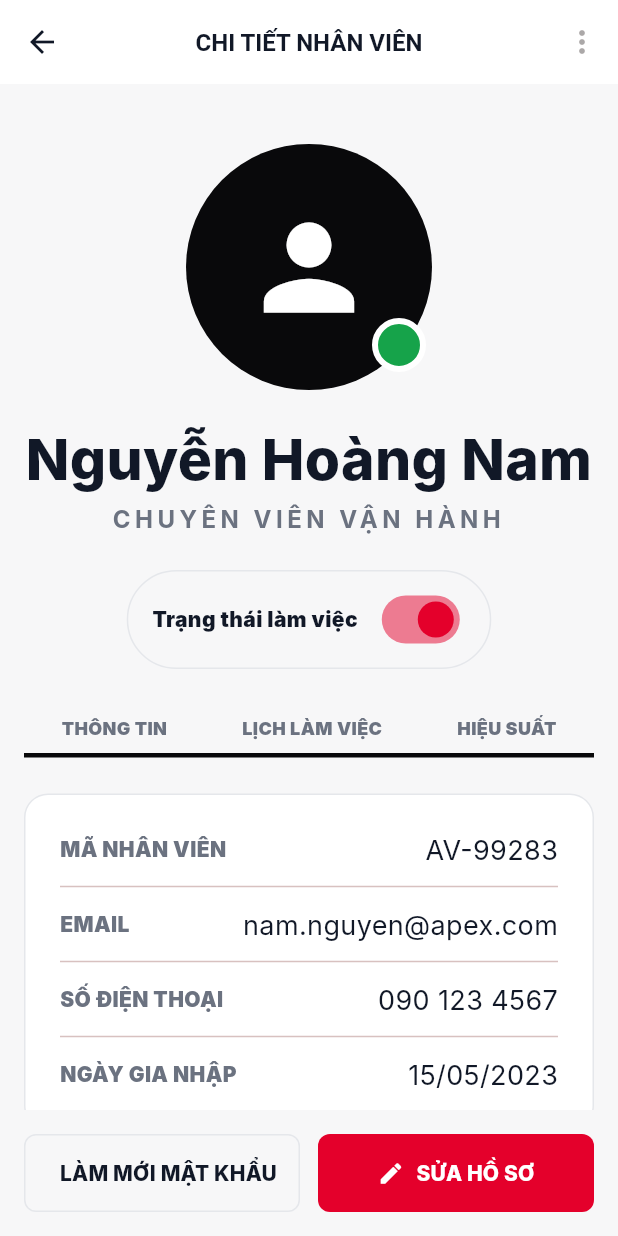
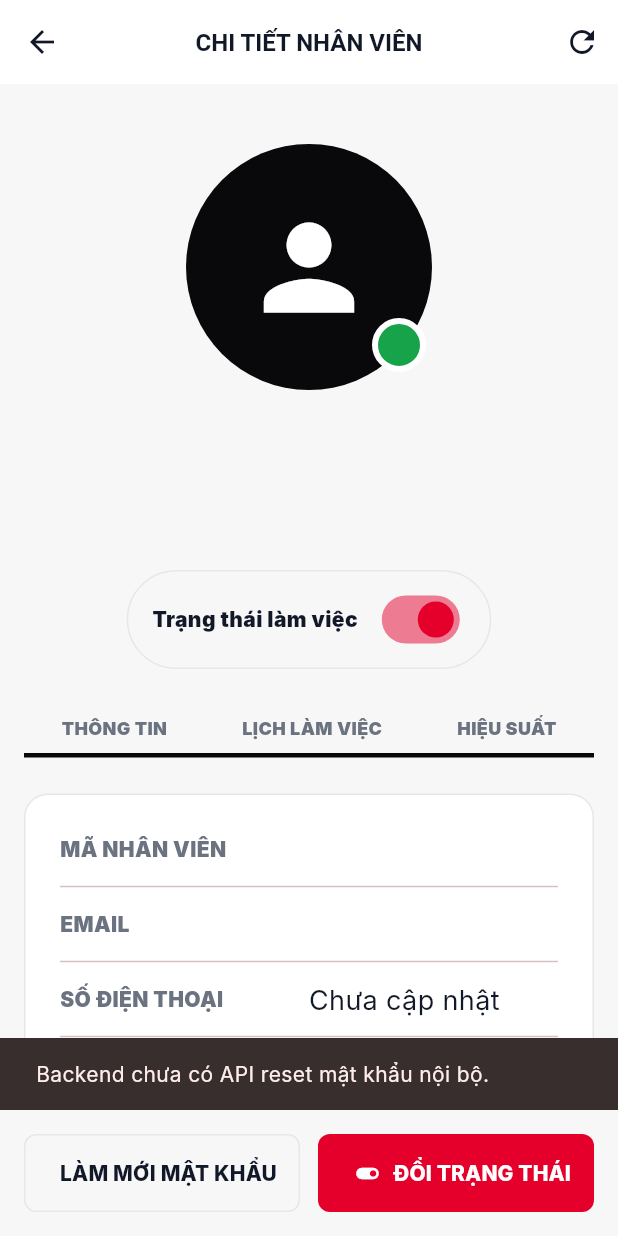
Before and after one commit to TranVanQuyet04/Sport-shop, a Flutter app: the AdminStaffDetailPage screen opened directly with empty values, after a tap on "LÀM MỚI MẬT KHẨU", on a phone screen of 412 x 824 dp. Run offline on Flutter 3.47's test engine with Material 3 defaults, Android fonts, the phone set to English and light mode, and no system bars; our stand-ins replace dio, flutter_riverpod, flutter_secure_storage, go_router; accounts and stored records are empty; network calls fail; Roboto replaces fonts that are missing (Inter).

Commit message:
nối Admin Staff Detail với API thật

```diff
--- a/mobile/lib/controller/admin/admin_catalog_controller.dart
+++ b/mobile/lib/controller/admin/admin_catalog_controller.dart
@@ -15,6 +15,7 @@ class AdminCatalogController extends ChangeNotifier {
   List<AdminCategoryModel> categories = const [];
   List<AdminBrandModel> brands = const [];
   List<AdminUserModel> users = const [];
+  AdminUserModel? selectedUser;
   bool isLoading = false;
   bool isSubmitting = false;
   String? errorMessage;
@@ -130,6 +131,10 @@ class AdminCatalogController extends ChangeNotifier {
   Future<void> loadUsers() =>
       _load(() async => users = await adminCatalogRepository.getUsers());
 
+  Future<void> loadUserDetail(String id) => _load(
+    () async => selectedUser = await adminCatalogRepository.getUserDetail(id),
+  );
+
   Future<bool> saveUser({
     String? id,
     required String fullName,
@@ -158,6 +163,7 @@ class AdminCatalogController extends ChangeNotifier {
           roleName: roleName,
           status: status,
         );
+        selectedUser = await adminCatalogRepository.getUserDetail(id);
       }
       users = await adminCatalogRepository.getUsers();
     });
--- a/mobile/lib/repository/admin/admin_catalog_repository.dart
+++ b/mobile/lib/repository/admin/admin_catalog_repository.dart
@@ -83,6 +83,8 @@ abstract interface class AdminCatalogRepository {
 
   Future<List<AdminUserModel>> getUsers();
 
+  Future<AdminUserModel> getUserDetail(String id);
+
   Future<AdminUserModel> createUser({
     required String fullName,
     required String email,
--- a/mobile/lib/repository/admin/admin_catalog_repository_impl.dart
+++ b/mobile/lib/repository/admin/admin_catalog_repository_impl.dart
@@ -176,6 +176,10 @@ class AdminCatalogRepositoryImpl implements AdminCatalogRepository {
   Future<List<AdminUserModel>> getUsers() => _adminCatalogService.getUsers();
 
   @override
+  Future<AdminUserModel> getUserDetail(String id) =>
+      _adminCatalogService.getUserDetail(id);
+
+  @override
   Future<AdminUserModel> createUser({
     required String fullName,
     required String email,
--- a/mobile/lib/service/admin/admin_catalog_service.dart
+++ b/mobile/lib/service/admin/admin_catalog_service.dart
@@ -83,6 +83,8 @@ abstract interface class AdminCatalogService {
   Future<void> deleteBrand(String id);
 
   Future<List<AdminUserModel>> getUsers();
+
+  Future<AdminUserModel> getUserDetail(String id);
 
   Future<AdminUserModel> createUser({
     required String fullName,
@@ -328,6 +330,12 @@ class AdminCatalogApiService implements AdminCatalogService {
   }
 
   @override
+  Future<AdminUserModel> getUserDetail(String id) async {
+    final json = await _apiClient.getJson('/admin/users/$id');
+    return AdminUserModel.fromJson(_parseObject(json));
+  }
+
+  @override
   Future<AdminUserModel> createUser({
     required String fullName,
     required String email,
--- a/mobile/lib/view/admin/admin_staff_detail_page.dart
+++ b/mobile/lib/view/admin/admin_staff_detail_page.dart
@@ -1,96 +1,282 @@
 import 'package:flutter/material.dart';
 import 'package:go_router/go_router.dart';
 
+import '../../controller/admin/admin_catalog_controller.dart';
 import '../../core/constants/app_spacing.dart';
+import '../../core/di/app_dependencies.dart';
 import '../../core/theme/app_colors.dart';
 import '../../core/theme/app_text_styles.dart';
 import '../../core/widgets/app_button.dart';
+import '../../core/widgets/app_state.dart';
+import '../../model/admin/admin_lookup_model.dart';
 
-class AdminStaffDetailPage extends StatelessWidget {
+class AdminStaffDetailPage extends StatefulWidget {
   const AdminStaffDetailPage({super.key, required this.staffId});
 
   final String staffId;
 
   @override
+  State<AdminStaffDetailPage> createState() => _AdminStaffDetailPageState();
+}
+
+class _AdminStaffDetailPageState extends State<AdminStaffDetailPage> {
+  late final AdminCatalogController _controller = AdminCatalogController(
+    adminCatalogRepository: AppDependencies.instance.adminCatalogRepository,
+  );
+
+  @override
+  void initState() {
+    super.initState();
+    _controller.addListener(_onControllerChanged);
+    _controller.loadUserDetail(widget.staffId);
+  }
+
+  @override
+  void dispose() {
+    _controller
+      ..removeListener(_onControllerChanged)
+      ..dispose();
+    super.dispose();
+  }
+
+  void _onControllerChanged() {
+    if (mounted) {
+      setState(() {});
+    }
+  }
+
+  Future<void> _toggleStatus(bool status) async {
+    final user = _controller.selectedUser;
+    if (user == null) {
+      return;
+    }
+    final success = await _controller.saveUser(
+      id: user.id,
+      fullName: user.fullName,
+      email: user.email,
+      phoneNumber: user.phoneNumber,
+      password: '',
+      confirmPassword: '',
+      roleName: user.roleName,
+      status: status,
+    );
+    if (!mounted) {
+      return;
+    }
+    ScaffoldMessenger.of(context).showSnackBar(
+      SnackBar(
+        content: Text(
+          success
+              ? 'Đã cập nhật trạng thái nhân viên.'
+              : (_controller.errorMessage ?? 'Chưa cập nhật được trạng thái.'),
+        ),
+      ),
+    );
+  }
+
+  @override
   Widget build(BuildContext context) {
+    final user = _controller.selectedUser;
     return Scaffold(
       appBar: AppBar(
-        leading: IconButton(onPressed: context.pop, icon: const Icon(Icons.arrow_back)),
+        leading: IconButton(
+          onPressed: context.pop,
+          icon: const Icon(Icons.arrow_back),
+        ),
         title: const Text('CHI TIẾT NHÂN VIÊN'),
         centerTitle: true,
-        actions: const [IconButton(onPressed: null, icon: Icon(Icons.more_vert))],
+        actions: [
+          IconButton(
+            onPressed: _controller.isLoading
+                ? null
+                : () => _controller.loadUserDetail(widget.staffId),
+            icon: const Icon(Icons.refresh),
           ),
-      body: ListView(
+        ],
+      ),
+      body: RefreshIndicator(
+        onRefresh: () => _controller.loadUserDetail(widget.staffId),
+        child: _buildBody(user),
+      ),
+      bottomNavigationBar: user == null
+          ? null
+          : SafeArea(
+              child: Padding(
+                padding: const EdgeInsets.all(AppSpacing.lg),
+                child: Row(
+                  children: [
+                    Expanded(
+                      child: AppButton(
+                        label: 'LÀM MỚI MẬT KHẨU',
+                        variant: AppButtonVariant.outline,
+                        onPressed: () {
+                          ScaffoldMessenger.of(context).showSnackBar(
+                            const SnackBar(
+                              content: Text(
+                                'Backend chưa có API reset mật khẩu nội bộ.',
+                              ),
+                            ),
+                          );
+                        },
+                      ),
+                    ),
+                    const SizedBox(width: AppSpacing.md),
+                    Expanded(
+                      child: AppButton(
+                        label: _controller.isSubmitting
+                            ? 'ĐANG LƯU...'
+                            : 'ĐỔI TRẠNG THÁI',
+                        variant: AppButtonVariant.secondary,
+                        icon: Icons.toggle_on,
+                        onPressed: _controller.isSubmitting
+                            ? null
+                            : () => _toggleStatus(!user.status),
+                      ),
+                    ),
+                  ],
+                ),
+              ),
+            ),
+    );
+  }
+
+  Widget _buildBody(AdminUserModel? user) {
+    if (_controller.isLoading && user == null) {
+      return const AppLoadingState(title: 'Đang tải nhân viên');
+    }
+    if (_controller.errorMessage != null && user == null) {
+      return AppErrorState(
+        title: 'Không tải được nhân viên',
+        message: _controller.errorMessage!,
+        onAction: () => _controller.loadUserDetail(widget.staffId),
+      );
+    }
+    if (user == null) {
+      return const AppEmptyState(title: 'Không có dữ liệu nhân viên');
+    }
+
+    return ListView(
+      physics: const AlwaysScrollableScrollPhysics(),
       padding: const EdgeInsets.all(AppSpacing.lg),
       children: [
         const SizedBox(height: AppSpacing.xl),
         Center(
           child: Stack(
             children: [
-                const CircleAvatar(radius: 82, backgroundColor: AppColors.primary, child: Icon(Icons.person, color: Colors.white, size: 90)),
+              const CircleAvatar(
+                radius: 82,
+                backgroundColor: AppColors.primary,
+                child: Icon(Icons.person, color: Colors.white, size: 90),
+              ),
               Positioned(
                 right: 4,
                 bottom: 12,
                 child: Container(
                   width: 36,
                   height: 36,
-                    decoration: BoxDecoration(color: AppColors.success, shape: BoxShape.circle, border: Border.all(color: Colors.white, width: 4)),
+                  decoration: BoxDecoration(
+                    color: user.status
+                        ? AppColors.success
+                        : AppColors.textSecondary,
+                    shape: BoxShape.circle,
+                    border: Border.all(color: Colors.white, width: 4),
+                  ),
                 ),
               ),
             ],
           ),
         ),
         const SizedBox(height: AppSpacing.xl),
-          Text('Nguyễn Hoàng Nam', textAlign: TextAlign.center, style: AppTextStyles.display.copyWith(fontSize: 38)),
+        Text(
+          user.fullName,
+          textAlign: TextAlign.center,
+          style: AppTextStyles.display.copyWith(fontSize: 38),
+        ),
         const SizedBox(height: AppSpacing.sm),
-          Text('CHUYÊN VIÊN VẬN HÀNH', textAlign: TextAlign.center, style: AppTextStyles.subtitle.copyWith(color: AppColors.textSecondary, letterSpacing: 3)),
+        Text(
+          user.roleName,
+          textAlign: TextAlign.center,
+          style: AppTextStyles.subtitle.copyWith(
+            color: AppColors.textSecondary,
+          ),
+        ),
         const SizedBox(height: AppSpacing.xl),
         Center(
           child: Container(
-              padding: const EdgeInsets.symmetric(horizontal: AppSpacing.lg, vertical: AppSpacing.sm),
-              decoration: BoxDecoration(border: Border.all(color: AppColors.border), borderRadius: BorderRadius.circular(999)),
-              child: Row(mainAxisSize: MainAxisSize.min, children: [
-                Text('Trạng thái làm việc', style: AppTextStyles.body.copyWith(fontWeight: FontWeight.w900)),
+            padding: const EdgeInsets.symmetric(
+              horizontal: AppSpacing.lg,
+              vertical: AppSpacing.sm,
+            ),
+            decoration: BoxDecoration(
+              border: Border.all(color: AppColors.border),
+              borderRadius: BorderRadius.circular(999),
+            ),
+            child: Row(
+              mainAxisSize: MainAxisSize.min,
+              children: [
+                Text(
+                  'Trạng thái làm việc',
+                  style: AppTextStyles.body.copyWith(
+                    fontWeight: FontWeight.w900,
+                  ),
+                ),
                 const SizedBox(width: AppSpacing.md),
-                Switch(value: true, onChanged: (_) {}, activeThumbColor: AppColors.secondary),
-              ]),
+                Switch(
+                  value: user.status,
+                  onChanged: _controller.isSubmitting ? null : _toggleStatus,
+                  activeThumbColor: AppColors.secondary,
+                ),
+              ],
+            ),
           ),
         ),
         const SizedBox(height: AppSpacing.xxl),
         Row(
           mainAxisAlignment: MainAxisAlignment.spaceAround,
-            children: ['THÔNG TIN', 'LỊCH LÀM VIỆC', 'HIỆU SUẤT'].map((e) => Text(e, style: AppTextStyles.caption.copyWith(fontWeight: FontWeight.w900))).toList(),
+          children: ['THÔNG TIN', 'LỊCH LÀM VIỆC', 'HIỆU SUẤT']
+              .map(
+                (label) => Text(
+                  label,
+                  style: AppTextStyles.caption.copyWith(
+                    fontWeight: FontWeight.w900,
+                  ),
+                ),
+              )
+              .toList(),
         ),
         const SizedBox(height: AppSpacing.sm),
         Container(height: 3, width: 120, color: AppColors.primary),
         const SizedBox(height: AppSpacing.xl),
         DecoratedBox(
-            decoration: BoxDecoration(color: AppColors.surface, borderRadius: BorderRadius.circular(AppRadius.xl), border: Border.all(color: AppColors.border)),
+          decoration: BoxDecoration(
+            color: AppColors.surface,
+            borderRadius: BorderRadius.circular(AppRadius.xl),
+            border: Border.all(color: AppColors.border),
+          ),
           child: Padding(
             padding: const EdgeInsets.all(AppSpacing.xl),
-              child: Column(children: [
-                _InfoRow(label: 'MÃ NHÂN VIÊN', value: staffId.isEmpty ? 'AV-99283' : staffId),
+            child: Column(
+              children: [
+                _InfoRow(label: 'MÃ NHÂN VIÊN', value: user.id),
                 const Divider(height: AppSpacing.xl),
-                const _InfoRow(label: 'EMAIL', value: 'nam.nguyen@apex.com'),
+                _InfoRow(label: 'EMAIL', value: user.email),
                 const Divider(height: AppSpacing.xl),
-                const _InfoRow(label: 'SỐ ĐIỆN THOẠI', value: '090 123 4567'),
+                _InfoRow(
+                  label: 'SỐ ĐIỆN THOẠI',
+                  value: user.phoneNumber.isEmpty
+                      ? 'Chưa cập nhật'
+                      : user.phoneNumber,
+                ),
                 const Divider(height: AppSpacing.xl),
-                const _InfoRow(label: 'NGÀY GIA NHẬP', value: '15/05/2023'),
-              ]),
+                _InfoRow(
+                  label: 'TRẠNG THÁI',
+                  value: user.status ? 'Hoạt động' : 'Vô hiệu',
+                ),
+              ],
+            ),
           ),
         ),
       ],
-      ),
-      bottomNavigationBar: SafeArea(
-        child: Padding(
-          padding: const EdgeInsets.all(AppSpacing.lg),
-          child: Row(children: [
-            Expanded(child: AppButton(label: 'LÀM MỚI MẬT KHẨU', variant: AppButtonVariant.outline, onPressed: () {})),
-            const SizedBox(width: AppSpacing.md),
-            Expanded(child: AppButton(label: 'SỬA HỒ SƠ', variant: AppButtonVariant.secondary, icon: Icons.edit, onPressed: () {})),
-          ]),
-        ),
-      ),
     );
   }
 }
@@ -103,9 +289,25 @@ class _InfoRow extends StatelessWidget {
 
   @override
   Widget build(BuildContext context) {
-    return Row(children: [
-      Expanded(child: Text(label, style: AppTextStyles.body.copyWith(fontWeight: FontWeight.w900, color: AppColors.textSecondary))),
-      Text(value, style: AppTextStyles.body.copyWith(fontSize: 18)),
-    ]);
+    return Row(
+      children: [
+        Expanded(
+          child: Text(
+            label,
+            style: AppTextStyles.body.copyWith(
+              fontWeight: FontWeight.w900,
+              color: AppColors.textSecondary,
+            ),
+          ),
+        ),
+        Flexible(
+          child: Text(
+            value,
+            textAlign: TextAlign.right,
+            style: AppTextStyles.body.copyWith(fontSize: 18),
+          ),
+        ),
+      ],
+    );
   }
 }
```
Lines whose indentation alone changed are shown as unchanged.
